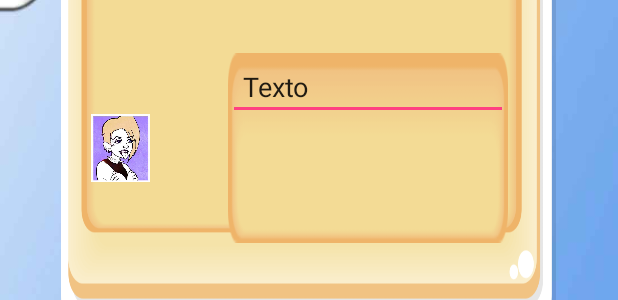
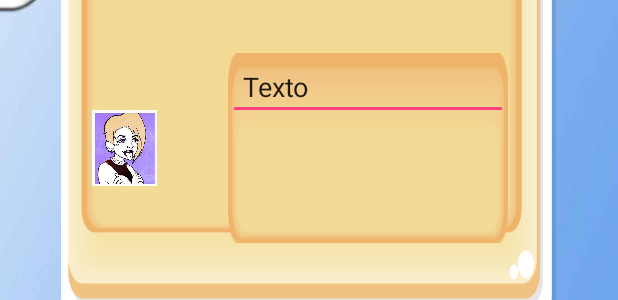
Before and after one commit to AlbertoC92/Mens-Fervida-Project, an Android app: the layout layout_pregunta_imagen1.xml on its own in the app's theme, with its tools: preview values and no code run, on a phone screen of 412 x 824 dp. Shown: the part 479-779 px from the top of the screen. Run offline under Robolectric (Android 15) with nearby library versions, the phone set to English and light mode, and no system bars.

Commit message:
PreguntaImagenAngel

```diff
--- a/app/src/main/res/layout/layout_pregunta_imagen1.xml
+++ b/app/src/main/res/layout/layout_pregunta_imagen1.xml
@@ -107,7 +107,7 @@
                         android:layout_weight="3"
                         android:layout_height="match_parent"
                         android:weightSum="0"
-                        android:padding="20dp">
+                        android:padding="15dp">
 
                         <ImageView
                             android:layout_width="match_parent"
@@ -116,7 +116,7 @@
                             android:id="@+id/imageView2"
                             android:padding="0dp"
                             android:paddingLeft="0dp"
-                            android:layout_marginLeft="0dp"
+                            android:layout_marginLeft="5dp"
                             android:layout_weight="0" />
                     </LinearLayout>
 
```
